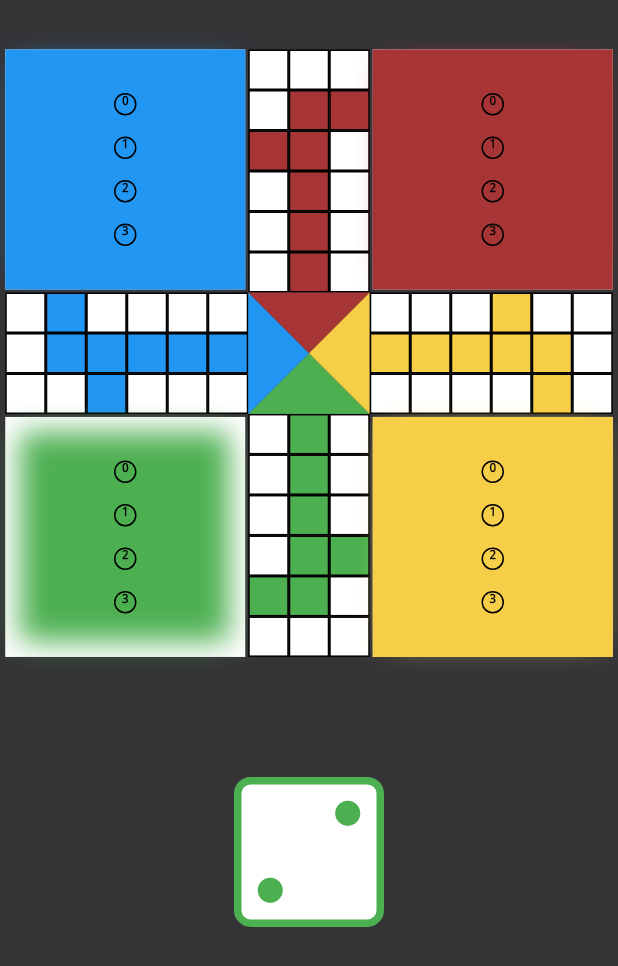
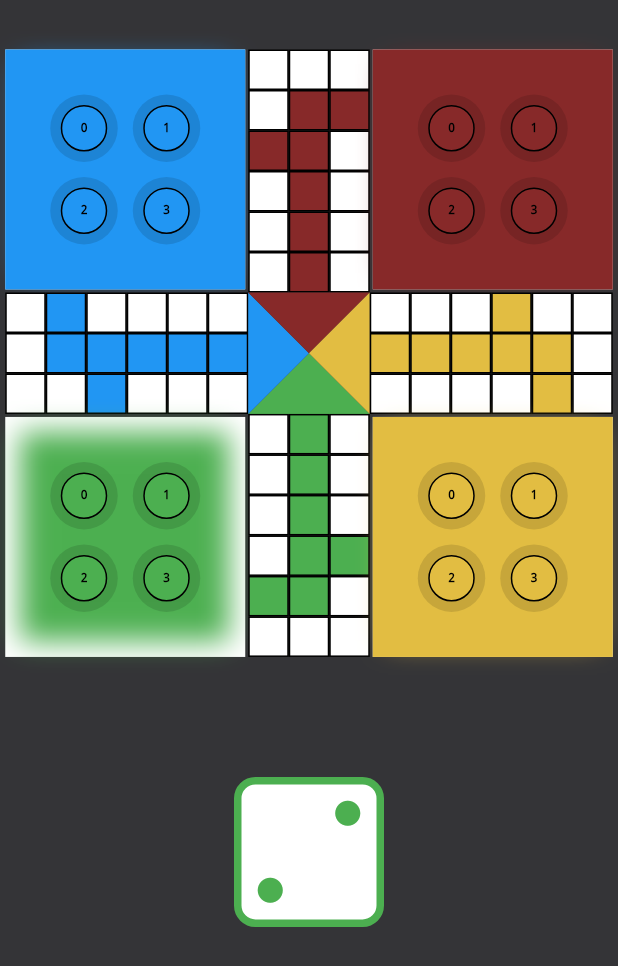
Before and after one commit to burhanhaq/Ludo_App_Game, a Flutter app: the screen it shows after launch, on a phone screen of 412 x 824 dp. Shown: the top 966 px of the screen. Run offline on Flutter 3.47's test engine with Material 2 defaults, Android fonts, the light colour scheme and no system bars.

Commit message:
Updated UI and made it better. Moved GD onTap: pieceTap to home_area pieces.

```diff
--- a/lib/constants.dart
+++ b/lib/constants.dart
@@ -26,10 +26,12 @@ const Color orange = Color(0xffff9f68);
 const kBoxWidth = 25.0;
 const kBoxBorderWidth = 1.0;
 const kHomeWidth = 160.0;
+const kPieceSize = 20.0;
+const kHomePieceOffset = 25.0;
 
 enum PieceType { Green, Blue, Red, Yellow }
 
-const kHomeLocation = 0;
+const kPieceHomeLocation = 0;
 
 const kStyle = TextStyle(
     fontSize: 15, color: Colors.black, decoration: TextDecoration.none);
--- a/lib/custom_box.dart
+++ b/lib/custom_box.dart
@@ -46,29 +46,19 @@ class _CustomBoxState extends State<CustomBox> {
         ),
       );
     });
-    if (playerPieceListWidget.isNotEmpty) {
-      print('PlayerPieceList --------------------------------');
-      print(widget.slot.playerPieceList);
-      print('^^^^^^^^^^^^^^^^^^^^^^^^^^^^^^^^^^');
-    }
+
     List<Widget> stackList = [textWidget] + playerPieceListWidget;
-//    print('StackList --------------------------------');
-//    print(stackList);
     PieceType turn = gameState.getTurn();
     bool containsPiece =
         widget.slot.playerPieceList.any((element) => element.pieceType == turn);
     PlayerPiece pp;
     if (containsPiece) {
-      print('AllPlayerPieceLists on slot --------------------------------');
-      print(widget.slot.playerPieceList);
-      print('^^^^^^^^^^^^^^^^^^^^^^^^^^^^^^^^^^');
       pp = widget.slot.playerPieceList
           .firstWhere((element) => element.pieceType == turn);
     }
     return GestureDetector(
       onTap: () => gameState.pieceTap(pp),
       child: Container(
-//        margin: const EdgeInsets.all(1.0),
         decoration: BoxDecoration(
           color: widget.c,
           border: Border.all(color: Colors.black, width: kBoxBorderWidth),
--- a/lib/dice.dart
+++ b/lib/dice.dart
@@ -39,7 +39,7 @@ class _DiceState extends State<Dice> {
       margin: const EdgeInsets.symmetric(horizontal: 5.0),
       decoration: BoxDecoration(
         color: Colors.white,
-        borderRadius: BorderRadius.all(Radius.circular(widget.size / 9)),
+        borderRadius: BorderRadius.all(Radius.circular(widget.size / 7)),
         border: Border.all(
           color: widget.c,
           width: 5.0,
--- a/lib/game_state.dart
+++ b/lib/game_state.dart
@@ -11,8 +11,6 @@ class GameState extends ChangeNotifier {
   List<Slot> slotList = List.generate(13 * 4, (index) => Slot(id: index + 1));
   List<int> movesList = [];
   bool killToken = false;
-
-//  PieceType turn = getTurn();
 
   setStop(int id) {
     slotList[id - 1].isStop = true;
@@ -36,22 +34,6 @@ class GameState extends ChangeNotifier {
 
   Slot getGreenEndSlot(int id) {
     return greenEndList[id - 1];
-  }
-
-  updateColDate(PieceType piece) {
-//    sheesh += 1;
-    switch (piece) {
-      case PieceType.Red:
-//        addPlayerPiece(2);
-        break;
-      case PieceType.Blue:
-        break;
-      case PieceType.Green:
-        break;
-      case PieceType.Yellow:
-        break;
-    }
-    notifyListeners();
   }
 
   initialize() {
@@ -104,13 +86,12 @@ class GameState extends ChangeNotifier {
   }
 
   void diceTap() {
+    killToken = false;
     PieceType turn = getTurn();
     bool canThrow = canThrowDice();
     if (!canThrow) return;
-//    if (canThrow) {
     int diceNum = throwDice();
     movesList.add(diceNum);
-//    }
     canThrow = canThrowDice();
     bool allPiecesAtHome;
     switch (turn) {
@@ -146,7 +127,7 @@ class GameState extends ChangeNotifier {
 
   canThrowDice() {
     if (killToken) {
-      killToken = false;
+//      killToken = false;
       return true;
     }
     if (movesList.isEmpty) return true;
@@ -219,22 +200,22 @@ class GameState extends ChangeNotifier {
     switch (pt) {
       case PieceType.Green: // 9
         availablePieces = greenPlayerPieces
-            .where((element) => element.location == kHomeLocation);
+            .where((element) => element.location == kPieceHomeLocation);
         homePosition = 9;
         break;
       case PieceType.Blue: // 22
         availablePieces = bluePlayerPieces
-            .where((element) => element.location == kHomeLocation);
+            .where((element) => element.location == kPieceHomeLocation);
         homePosition = 22;
         break;
       case PieceType.Red: // 35
         availablePieces = redPlayerPieces
-            .where((element) => element.location == kHomeLocation);
+            .where((element) => element.location == kPieceHomeLocation);
         homePosition = 35;
         break;
       case PieceType.Yellow: // 48
         availablePieces = yellowPlayerPieces
-            .where((element) => element.location == kHomeLocation);
+            .where((element) => element.location == kPieceHomeLocation);
         homePosition = 48;
         break;
     }
@@ -273,25 +254,6 @@ class GameState extends ChangeNotifier {
     int num = math.Random().nextInt(6) + 1;
     print('threw $num');
     return num;
-  }
-
-  static Color getColor(PieceType pt) {
-    switch (pt) {
-      case PieceType.Green:
-        return green;
-        break;
-      case PieceType.Blue:
-        return blue;
-        break;
-      case PieceType.Red:
-        return red1;
-        break;
-      case PieceType.Yellow:
-        return yellow;
-        break;
-      default:
-        return white;
-    }
   }
 
   generatePlayerPieces() {
@@ -392,16 +354,16 @@ class GameState extends ChangeNotifier {
       CustomBox(getSlot(27)),
       CustomBox(getSlot(28)),
       CustomBox(getSlot(29)),
-      CustomBox(getSlot(30), c: red1),
+      CustomBox(getSlot(30), c: PlayerPiece.getColor(PieceType.Red)),
       CustomBox(getSlot(31)),
       CustomBox(getSlot(32)),
     ];
     _redColumn2 = [
-      CustomBox(getRedEndSlot(5), c: red1),
-      CustomBox(getRedEndSlot(4), c: red1),
-      CustomBox(getRedEndSlot(3), c: red1),
-      CustomBox(getRedEndSlot(2), c: red1),
-      CustomBox(getRedEndSlot(1), c: red1),
+      CustomBox(getRedEndSlot(5), c: PlayerPiece.getColor(PieceType.Red)),
+      CustomBox(getRedEndSlot(4), c: PlayerPiece.getColor(PieceType.Red)),
+      CustomBox(getRedEndSlot(3), c: PlayerPiece.getColor(PieceType.Red)),
+      CustomBox(getRedEndSlot(2), c: PlayerPiece.getColor(PieceType.Red)),
+      CustomBox(getRedEndSlot(1), c: PlayerPiece.getColor(PieceType.Red)),
       CustomBox(getSlot(33)),
     ];
     _redColumn3 = [
@@ -409,23 +371,23 @@ class GameState extends ChangeNotifier {
       CustomBox(getSlot(38)),
       CustomBox(getSlot(37)),
       CustomBox(getSlot(36)),
-      CustomBox(getSlot(35), c: red1),
+      CustomBox(getSlot(35), c: PlayerPiece.getColor(PieceType.Red)),
       CustomBox(getSlot(34)),
     ];
     _yellowColumn1 = [
       CustomBox(getSlot(40)),
       CustomBox(getSlot(41)),
       CustomBox(getSlot(42)),
-      CustomBox(getSlot(43), c: yellow),
+      CustomBox(getSlot(43), c: PlayerPiece.getColor(PieceType.Yellow)),
       CustomBox(getSlot(44)),
       CustomBox(getSlot(45)),
     ];
     _yellowColumn2 = [
-      CustomBox(getRedEndSlot(5), c: yellow),
-      CustomBox(getRedEndSlot(4), c: yellow),
-      CustomBox(getRedEndSlot(3), c: yellow),
-      CustomBox(getRedEndSlot(2), c: yellow),
-      CustomBox(getRedEndSlot(1), c: yellow),
+      CustomBox(getRedEndSlot(5), c: PlayerPiece.getColor(PieceType.Yellow)),
+      CustomBox(getRedEndSlot(4), c: PlayerPiece.getColor(PieceType.Yellow)),
+      CustomBox(getRedEndSlot(3), c: PlayerPiece.getColor(PieceType.Yellow)),
+      CustomBox(getRedEndSlot(2), c: PlayerPiece.getColor(PieceType.Yellow)),
+      CustomBox(getRedEndSlot(1), c: PlayerPiece.getColor(PieceType.Yellow)),
       CustomBox(getSlot(46)),
     ];
     _yellowColumn3 = [
@@ -433,7 +395,7 @@ class GameState extends ChangeNotifier {
       CustomBox(getSlot(51)),
       CustomBox(getSlot(50)),
       CustomBox(getSlot(49)),
-      CustomBox(getSlot(48), c: yellow),
+      CustomBox(getSlot(48), c: PlayerPiece.getColor(PieceType.Yellow)),
       CustomBox(getSlot(47)),
     ];
 
@@ -441,16 +403,16 @@ class GameState extends ChangeNotifier {
       CustomBox(getSlot(1)),
       CustomBox(getSlot(2)),
       CustomBox(getSlot(3)),
-      CustomBox(getSlot(4), c: green),
+      CustomBox(getSlot(4), c: PlayerPiece.getColor(PieceType.Green)),
       CustomBox(getSlot(5)),
       CustomBox(getSlot(6)),
     ];
     _greenColumn2 = [
-      CustomBox(getRedEndSlot(5), c: green),
-      CustomBox(getRedEndSlot(4), c: green),
-      CustomBox(getRedEndSlot(3), c: green),
-      CustomBox(getRedEndSlot(2), c: green),
-      CustomBox(getRedEndSlot(1), c: green),
+      CustomBox(getRedEndSlot(5), c: PlayerPiece.getColor(PieceType.Green)),
+      CustomBox(getRedEndSlot(4), c: PlayerPiece.getColor(PieceType.Green)),
+      CustomBox(getRedEndSlot(3), c: PlayerPiece.getColor(PieceType.Green)),
+      CustomBox(getRedEndSlot(2), c: PlayerPiece.getColor(PieceType.Green)),
+      CustomBox(getRedEndSlot(1), c: PlayerPiece.getColor(PieceType.Green)),
       CustomBox(getSlot(7)),
     ];
     _greenColumn3 = [
@@ -458,7 +420,7 @@ class GameState extends ChangeNotifier {
       CustomBox(getSlot(12)),
       CustomBox(getSlot(11)),
       CustomBox(getSlot(10)),
-      CustomBox(getSlot(9), c: green),
+      CustomBox(getSlot(9), c: PlayerPiece.getColor(PieceType.Green)),
       CustomBox(getSlot(8)),
     ];
 
@@ -466,16 +428,16 @@ class GameState extends ChangeNotifier {
       CustomBox(getSlot(14)),
       CustomBox(getSlot(15)),
       CustomBox(getSlot(16)),
-      CustomBox(getSlot(17), c: blue),
+      CustomBox(getSlot(17), c: PlayerPiece.getColor(PieceType.Blue)),
       CustomBox(getSlot(18)),
       CustomBox(getSlot(19)),
     ];
     _blueColumn2 = [
-      CustomBox(getRedEndSlot(5), c: blue),
-      CustomBox(getRedEndSlot(4), c: blue),
-      CustomBox(getRedEndSlot(3), c: blue),
-      CustomBox(getRedEndSlot(2), c: blue),
-      CustomBox(getRedEndSlot(1), c: blue),
+      CustomBox(getRedEndSlot(5), c: PlayerPiece.getColor(PieceType.Blue)),
+      CustomBox(getRedEndSlot(4), c: PlayerPiece.getColor(PieceType.Blue)),
+      CustomBox(getRedEndSlot(3), c: PlayerPiece.getColor(PieceType.Blue)),
+      CustomBox(getRedEndSlot(2), c: PlayerPiece.getColor(PieceType.Blue)),
+      CustomBox(getRedEndSlot(1), c: PlayerPiece.getColor(PieceType.Blue)),
       CustomBox(getSlot(20)),
     ];
     _blueColumn3 = [
@@ -483,7 +445,7 @@ class GameState extends ChangeNotifier {
       CustomBox(getSlot(25)),
       CustomBox(getSlot(24)),
       CustomBox(getSlot(23)),
-      CustomBox(getSlot(22), c: blue),
+      CustomBox(getSlot(22), c: PlayerPiece.getColor(PieceType.Blue)),
       CustomBox(getSlot(21)),
     ];
   }
--- a/lib/home.dart
+++ b/lib/home.dart
@@ -8,14 +8,15 @@ import 'piece_home.dart';
 import 'game_state.dart';
 import 'dice.dart';
 import 'triangle_painter.dart';
+import 'player_piece.dart';
 
 class Home extends StatelessWidget {
-  var middleAreaSize = (kBoxWidth + kBoxBorderWidth * 2) * 3;
+  final middleAreaSize = (kBoxWidth + kBoxBorderWidth * 2) * 3;
 
   @override
   Widget build(BuildContext context) {
     var gameState = Provider.of<GameState>(context);
-    Color stateColor = GameState.getColor(gameState.getTurn());
+    Color stateColor = PlayerPiece.getColor(gameState.getTurn());
     List<Widget> diceMovesList = List.generate(
       gameState.movesList.length,
       (index) => Dice(
@@ -68,14 +69,14 @@ class Home extends StatelessWidget {
                     CustomPaint(
                       size: Size(middleAreaSize, middleAreaSize),
                       painter:
-                      TrianglePainter(c: GameState.getColor(PieceType.Green)),
+                      TrianglePainter(c: PlayerPiece.getColor(PieceType.Green)),
                     ),
                     RotatedBox(
                       quarterTurns: 1,
                       child: CustomPaint(
                         size: Size(middleAreaSize, middleAreaSize),
                         painter:
-                        TrianglePainter(c: GameState.getColor(PieceType.Blue)),
+                        TrianglePainter(c: PlayerPiece.getColor(PieceType.Blue)),
                       ),
                     ),
                     RotatedBox(
@@ -83,7 +84,7 @@ class Home extends StatelessWidget {
                       child: CustomPaint(
                         size: Size(middleAreaSize, middleAreaSize),
                         painter:
-                        TrianglePainter(c: GameState.getColor(PieceType.Red)),
+                        TrianglePainter(c: PlayerPiece.getColor(PieceType.Red)),
                       ),
                     ),
                     RotatedBox(
@@ -91,7 +92,7 @@ class Home extends StatelessWidget {
                       child: CustomPaint(
                         size: Size(middleAreaSize, middleAreaSize),
                         painter:
-                        TrianglePainter(c: GameState.getColor(PieceType.Yellow)),
+                        TrianglePainter(c: PlayerPiece.getColor(PieceType.Yellow)),
                       ),
                     ),
                     Positioned(
--- a/lib/piece_home.dart
+++ b/lib/piece_home.dart
@@ -3,7 +3,6 @@ import 'package:provider/provider.dart';
 
 import 'constants.dart';
 import 'game_state.dart';
-import 'column_area.dart';
 import 'player_piece.dart';
 
 class PieceHome extends StatefulWidget {
@@ -11,20 +10,7 @@ class PieceHome extends StatefulWidget {
   var c;
 
   PieceHome([this.pt]) {
-    switch (pt) {
-      case PieceType.Green:
-        c = green;
-        break;
-      case PieceType.Blue:
-        c = blue;
-        break;
-      case PieceType.Red:
-        c = red1;
-        break;
-      case PieceType.Yellow:
-        c = yellow;
-        break;
-    }
+    c = PlayerPiece.getColor(this.pt);
   }
 
   @override
@@ -32,9 +18,7 @@ class PieceHome extends StatefulWidget {
 }
 
 class _PieceHomeState extends State<PieceHome> {
-//  bool called = false;
   int diceNum = 0;
-//  PlayerPiece p;
 
   @override
   Widget build(BuildContext context) {
@@ -62,29 +46,28 @@ class _PieceHomeState extends State<PieceHome> {
         });
         break;
     }
+    for (int i = 0; i < 4 - piecesList.length; i++) {
+      piecesList.add(null);
+    }
     List<Widget> widgetPieceList = List.generate(
       piecesList.length,
       (index) => GestureDetector(
-//        onTap: () => gameState.pieceTap(piecesList[index]),
+        onTap: () => gameState.pieceTap(piecesList[0]),
+        child: Container(
+          height: kPieceSize - 5,
+          width: kPieceSize - 5,
+          decoration: BoxDecoration(
+            color: Colors.black12,
+            shape: BoxShape.circle,
+          ),
           child: Container(
             margin: const EdgeInsets.all(7.0),
-          child: piecesList[index].container,
+            child: piecesList[index] == null ? null : piecesList[index].container,
+          ),
         ),
       ),
     );
-    return GestureDetector(
-      onTap: () {
-        setState(() {
-//          diceNum = gameState.throwDice();
-//          if (!called) {
-//            p = gameState.addPiece(widget.pt);
-//            called = true;
-//          }
-//          gameState.movePiece(p, diceNum);
-//          gameState.canDelete(p.location);
-        });
-      },
-      child: Container(
+    return Container(
       height: kHomeWidth,
       width: kHomeWidth,
       decoration: BoxDecoration(
@@ -100,14 +83,13 @@ class _PieceHomeState extends State<PieceHome> {
           ),
         ],
       ),
-        child: Column(
-          mainAxisAlignment: MainAxisAlignment.center,
-          children: <Widget>[
-            Column(
+      child: GridView.count(
+        crossAxisCount: 2,
+        crossAxisSpacing: 10.0,
+        mainAxisSpacing: 10.0,
+//        childAspectRatio: 2,
+        padding: EdgeInsets.all(30),
         children: widgetPieceList,
-            ),
-          ],
-        ),
       ),
     );
   }
--- a/lib/player_piece.dart
+++ b/lib/player_piece.dart
@@ -1,7 +1,5 @@
 import 'package:flutter/material.dart';
 import 'constants.dart';
-
-import 'game_state.dart';
 
 class PlayerPiece {
   PieceType pieceType;
@@ -20,26 +18,21 @@ class PlayerPiece {
     if (this.location == null) {
       this.location = 0;
     }
-    Color c = GameState.getColor(this.pieceType);
-    container = IgnorePointer(
-      ignoring: false,
-      child: GestureDetector(
-        onTap: () => this.func(this),
-        behavior: HitTestBehavior.translucent,
-        child: Container(
-          height: 15,
-          width: 15,
+    Color c = getColor(this.pieceType);
+    container = Container(
+      height: kPieceSize,
+      width: kPieceSize,
       decoration: BoxDecoration(
         color: c,
         shape: BoxShape.circle,
         border: Border.all(color: Colors.black, width: 1.0),
       ),
+      child: Center(
         child: Text(
           this.pieceId.toString(),
           textAlign: TextAlign.center,
           style: kStyle.copyWith(
             fontSize: 8,
-            ),
           ),
         ),
       ),
@@ -54,4 +47,23 @@ class PlayerPiece {
   String toString() {
     return '${pieceId.toString()} - loc:${location.toString()} - ${pieceType} home:${isAtHome()}';
   }
+
+  static Color getColor(PieceType pt) {
+    switch (pt) {
+      case PieceType.Green:
+        return green;
+        break;
+      case PieceType.Blue:
+        return blue;
+        break;
+      case PieceType.Red:
+        return red12;
+        break;
+      case PieceType.Yellow:
+        return yellow2;
+        break;
+      default:
+        return white;
     }
+  }
+}
```
Also changed, not shown: 2 other files. Lines whose indentation alone changed are shown as unchanged.
